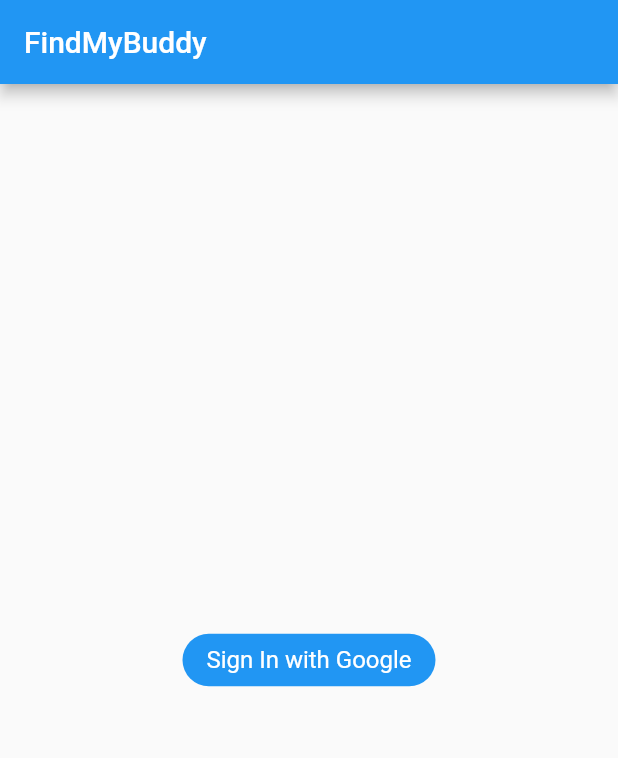
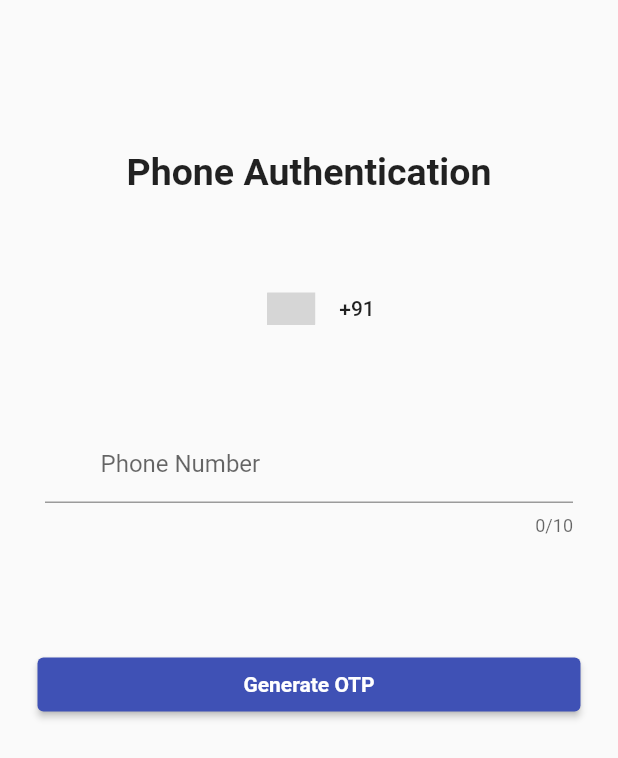
Before and after one commit to AryanKhubchandani/FindMyBuddy, a Flutter app: the screen it shows after launch, on a phone screen of 412 x 824 dp. Shown: the top 758 px of the screen. Run offline on Flutter 3.47's test engine with Material 2 defaults, Android fonts, the phone set to English and light mode, and no system bars; drawn by our look-alikes of country_code_picker; our stand-ins replace cloud_firestore, firebase_auth, firebase_core, google_sign_in, pinput, shared_preferences; accounts and stored records are empty; grey boxes are pictures that could not be loaded.

Commit message:
feat: add login with phone

```diff
--- a/lib/main.dart
+++ b/lib/main.dart
@@ -1,4 +1,7 @@
+import 'package:find_my_buddy/screens/homepage.dart';
 import 'package:find_my_buddy/screens/loginpage.dart';
+import 'package:find_my_buddy/screens/otppage.dart';
+import 'package:find_my_buddy/screens/profilepage.dart';
 import 'package:firebase_core/firebase_core.dart';
 import 'package:flutter/material.dart';
 
@@ -12,12 +15,20 @@ class MyApp extends StatelessWidget {
   @override
   Widget build(BuildContext context) {
     return MaterialApp(
-      title: 'Flutter Demo',
       debugShowCheckedModeBanner: false,
+      title: 'Find My Buddy',
       theme: ThemeData(
-        primarySwatch: Colors.blue,
+        primarySwatch: Colors.indigo,
       ),
-      home: const Login(),
+      home: FutureBuilder(
+          future: AuthMethods().getCurrentUser(),
+          builder: (context, AsyncSnapshot<dynamic> snapshot) {
+            if (snapshot.hasData) {
+              return const HomePage();
+            } else {
+              return const LoginPage();
+            }
+          }),
     );
   }
 }
--- a/lib/screens/loginpage.dart
+++ b/lib/screens/loginpage.dart
@@ -1,36 +1,91 @@
-import 'package:find_my_buddy/services/auth.dart';
 import 'package:flutter/material.dart';
+import 'package:country_code_picker/country_code_picker.dart';
 
-class Login extends StatefulWidget {
-  const Login({Key? key}) : super(key: key);
+import 'package:find_my_buddy/screens/otppage.dart';
+
+class LoginPage extends StatefulWidget {
+  const LoginPage({Key? key}) : super(key: key);
 
   @override
-  _LoginState createState() => _LoginState();
+  _LoginPageState createState() => _LoginPageState();
 }
 
-class _LoginState extends State<Login> {
+class _LoginPageState extends State<LoginPage> {
+  String countryCode = "+91";
+  final TextEditingController _controller = TextEditingController();
+
   @override
   Widget build(BuildContext context) {
     return Scaffold(
-      appBar: AppBar(
-        title: const Text("FindMyBuddy"),
-      ),
-      body: Center(
-        child: GestureDetector(
-          onTap: () {
-            AuthMethods().signInWithGoogle(context);
-          },
-          child: Container(
-            decoration: BoxDecoration(
-              borderRadius: BorderRadius.circular(24),
-              color: Colors.blue,
+      body: SingleChildScrollView(
+        child: Column(
+          mainAxisAlignment: MainAxisAlignment.center,
+          children: [
+            const SizedBox(
+              height: 100,
             ),
-            padding: const EdgeInsets.symmetric(horizontal: 16, vertical: 8),
-            child: const Text(
-              "Sign In with Google",
-              style: TextStyle(fontSize: 16, color: Colors.white),
+            Container(
+              margin: const EdgeInsets.symmetric(horizontal: 30.0),
+              child: const Center(
+                child: Text(
+                  "Phone Authentication",
+                  style: TextStyle(
+                    fontWeight: FontWeight.bold,
+                    fontSize: 25,
+                  ),
+                ),
+              ),
             ),
-          ),
+            const SizedBox(height: 50.0),
+            CountryCodePicker(
+              onChanged: (country) {
+                setState(() {
+                  countryCode = country.dialCode!;
+                });
+              },
+              initialSelection: "IN",
+              showCountryOnly: false,
+              showOnlyCountryWhenClosed: false,
+              favorite: const ["IN", "US"],
+            ),
+            const SizedBox(height: 50.0),
+            Container(
+              margin: const EdgeInsets.symmetric(horizontal: 30.0),
+              child: Center(
+                child: TextField(
+                  decoration: InputDecoration(
+                    hintText: "Phone Number",
+                    prefix: Padding(
+                      padding: const EdgeInsets.all(5.0),
+                      child: Text(countryCode),
+                    ),
+                  ),
+                  maxLength: 10,
+                  keyboardType: TextInputType.number,
+                  controller: _controller,
+                ),
+              ),
+            ),
+            const SizedBox(height: 50.0),
+            Container(
+              margin: const EdgeInsets.all(25.0),
+              width: double.infinity,
+              child: ElevatedButton(
+                onPressed: () {
+                  Navigator.of(context).push(MaterialPageRoute(
+                      builder: (c) => OTPScreen(
+                            phone: _controller.text,
+                            code: countryCode,
+                          )));
+                },
+                child: const Text(
+                  "Generate OTP",
+                  style: TextStyle(
+                      color: Colors.white, fontWeight: FontWeight.bold),
+                ),
+              ),
+            ),
+          ],
         ),
       ),
     );
```
Also changed, not shown: lib/screens/otppage.dart (added, +198 -0 lines).
